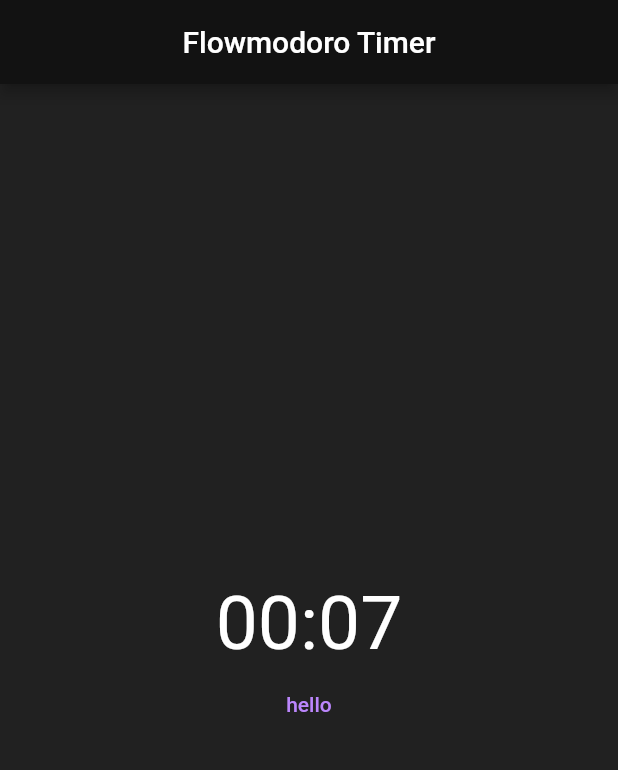
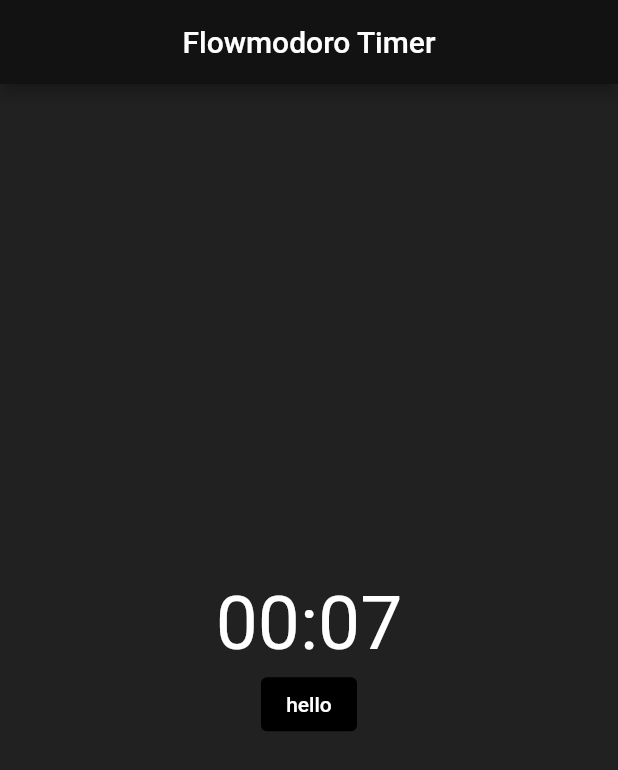
Before and after one commit to SzymanskiFilip/flowmodoro-flutter, a Flutter app: the screen it shows after launch, on a phone screen of 412 x 824 dp. Shown: the top 770 px of the screen. Run offline on Flutter 3.47's test engine with Material 2 defaults, Android fonts, the phone set to English and light mode, and no system bars.

Commit message:
wrapped in container to add margin

```diff
--- a/lib/widgets/ButtonWidget.dart
+++ b/lib/widgets/ButtonWidget.dart
@@ -1,7 +1,7 @@
-import 'package:flutter/material.dart';
+import "package:flutter/material.dart";
+import "../themes/themes.dart";
 
 class ButtonWidget extends StatelessWidget {
-
   final String text;
   final VoidCallback onClick;
 
@@ -9,6 +9,13 @@ class ButtonWidget extends StatelessWidget {
 
   @override
   Widget build(BuildContext context) {
-    return TextButton(child: Text(text), onPressed: onClick);
+    return Container(
+      margin: EdgeInsets.fromLTRB(10.0, 0, 10.0, 0),
+      child: TextButton(
+        child: Text(text),
+        onPressed: onClick,
+        style: Themes.buttonStyle,
+      ),
+    );
   }
 }
```
